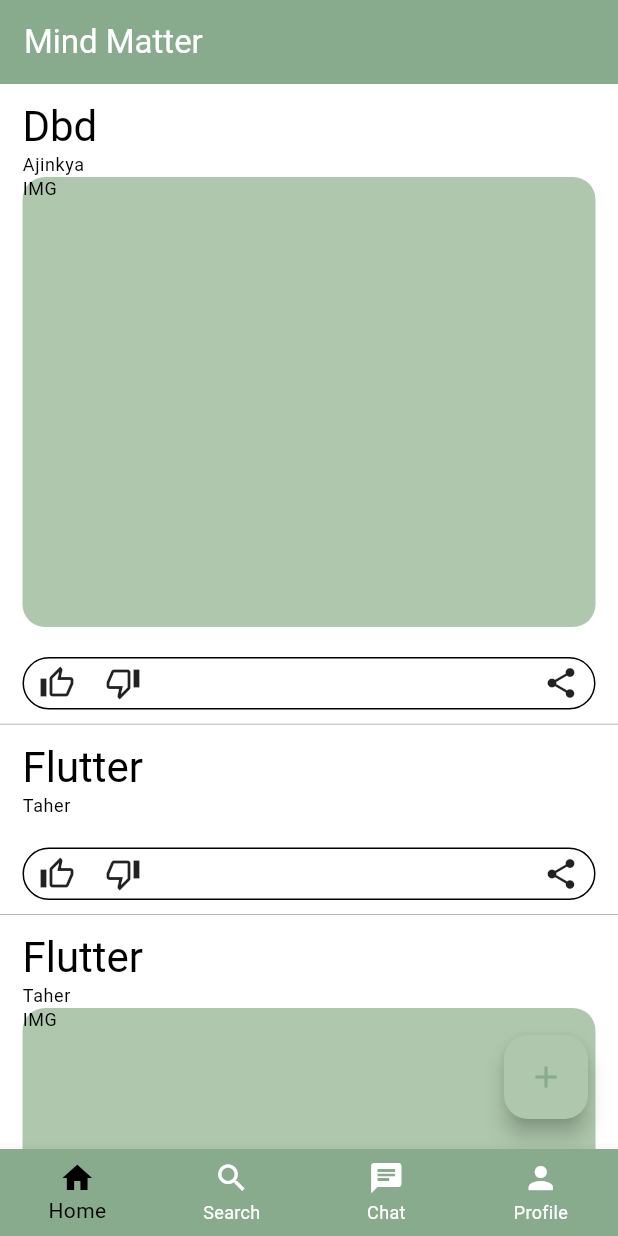
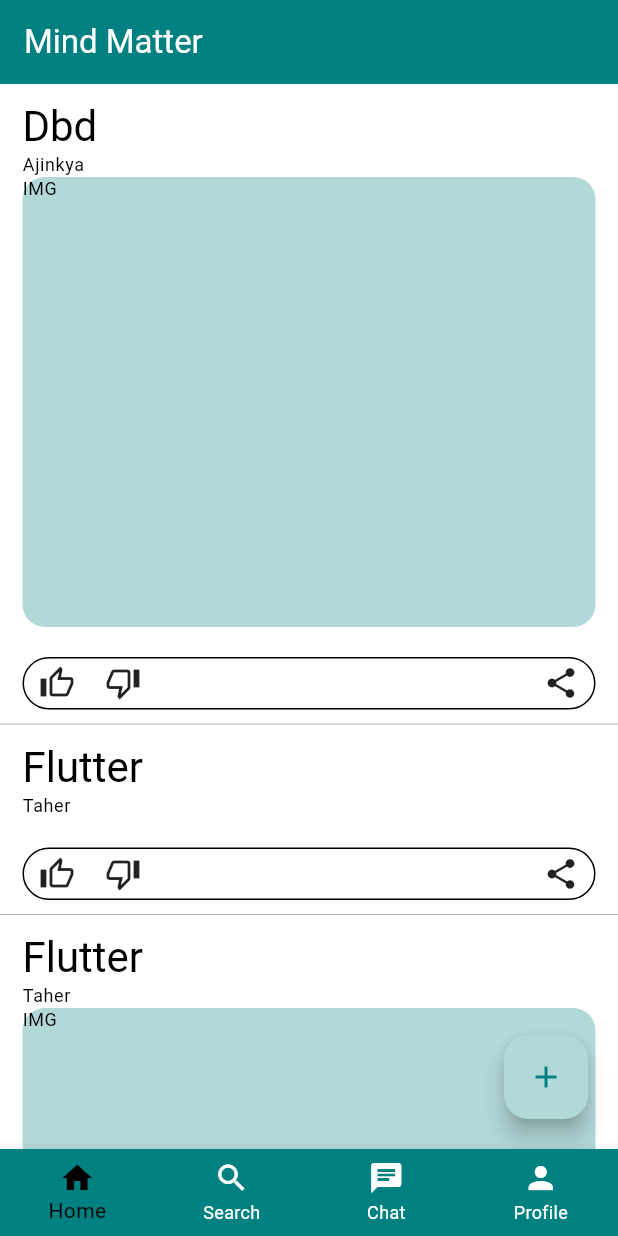
Before and after one commit to Ajinkya1029/Mind_Matters, a Flutter app: the screen it shows after launch, on a phone screen of 412 x 824 dp. Run offline on Flutter 3.47's test engine with Material 3 defaults, Android fonts, the phone set to English and light mode, and no system bars.

Commit message:
3rd Commit

```diff
--- a/lib/component/room_item.dart
+++ b/lib/component/room_item.dart
@@ -4,8 +4,9 @@ import 'package:flutter/material.dart';
 import 'package:mind_matters/models/room_model.dart';
 
 class RoomItem extends StatefulWidget {
-  RoomItem(this.room, {super.key});
+  RoomItem(this.room, this.showThread, {super.key});
   final Room room;
+  final Function showThread;
 
   @override
   State<RoomItem> createState() => _RoomItemState();
@@ -15,7 +16,11 @@ class _RoomItemState extends State<RoomItem> {
   int like = 0;
   @override
   Widget build(BuildContext context) {
-    return Container(
+    return GestureDetector(
+      onDoubleTap: () {
+        widget.showThread(widget.room);
+      },
+      child: Container(
         decoration: BoxDecoration(color: Colors.white, boxShadow: [
           BoxShadow(color: Colors.grey.withOpacity(1), spreadRadius: 0.5)
         ]),
@@ -97,6 +102,7 @@ class _RoomItemState extends State<RoomItem> {
                 ),
               ),
             ]),
+      ),
     );
   }
 }
--- a/lib/main.dart
+++ b/lib/main.dart
@@ -1,5 +1,6 @@
 import 'package:flutter/material.dart';
 import 'package:mind_matters/screens/home_screen.dart';
+import 'package:mind_matters/screens/thread_screen.dart';
 
 void main() {
   runApp(const MyApp());
@@ -19,21 +20,21 @@ class MyApp extends StatelessWidget {
       theme: ThemeData(
         colorScheme: const ColorScheme(
           brightness: Brightness.light,
-          primary: Color.fromRGBO(136, 171, 142, 1),
-          onPrimary: Color.fromRGBO(136, 171, 142, 1),
-          secondary: Color.fromRGBO(175, 200, 173, 1),
-          onSecondary: Color.fromRGBO(175, 200, 173, 1),
+          primary: Color.fromRGBO(0, 128, 128, 1),
+          onPrimary: Color.fromRGBO(0, 128, 128, 1),
+          secondary: Color.fromRGBO(178, 216, 216, 1),
+          onSecondary: Color.fromRGBO(1, 3, 0, 1),
           error: Colors.black,
           onError: Colors.black,
-          background: Color.fromRGBO(242, 241, 235, 1),
+          background: Color.fromRGBO(251, 251, 251, 1),
           onBackground: Color.fromRGBO(242, 241, 235, 1),
-          surface: Color.fromRGBO(238, 231, 218, 1),
-          onSurface: Color.fromRGBO(238, 231, 218, 1),
+          surface: Color.fromRGBO(254, 254, 254, 1),
+          onSurface: Color.fromRGBO(255, 255, 255, 1),
         ),
         bottomNavigationBarTheme: const BottomNavigationBarThemeData(
           unselectedItemColor: Colors.white,
           selectedItemColor: Colors.black,
-          backgroundColor: Color.fromRGBO(136, 171, 142, 1),
+          backgroundColor: Color.fromRGBO(0, 128, 128, 1),
         ),
         textTheme: const TextTheme(
              bodyText1: TextStyle(color: Colors.black),
--- a/lib/screens/forum_screen.dart
+++ b/lib/screens/forum_screen.dart
@@ -2,23 +2,29 @@ import 'package:flutter/material.dart';
 import 'package:mind_matters/component/add_post.dart';
 import 'package:mind_matters/component/room_item.dart';
 
-import 'package:mind_matters/data/thread_dummydata.dart';
+import 'package:mind_matters/data/rooms_dummydata.dart';
+import 'package:mind_matters/screens/thread_screen.dart';
+import 'package:mind_matters/models/room_model.dart';
 
 class Rooms extends StatefulWidget {
   Rooms({super.key});
+
   @override
   State<Rooms> createState() => _RoomState();
 }
 
 class _RoomState extends State<Rooms> {
-  void addPostOverlay(){
-    showModalBottomSheet(context: context, builder: (context)=>AddPost());
+  void addPostOverlay() {
+    showModalBottomSheet(context: context, builder: (context) => AddPost());
+  }
+  void _showThread(Room room){
+Navigator.push(context, MaterialPageRoute(builder: (context)=>ThreadScreen(room,_showThread)));
+  }
 
-  }
   @override
   Widget build(BuildContext context) {
     return Container(
-    color: Theme.of(context).colorScheme.secondary,
+      color: Theme.of(context).colorScheme.secondary,
       child: Column(
         crossAxisAlignment: CrossAxisAlignment.end,
         children: <Widget>[
@@ -26,7 +32,7 @@ class _RoomState extends State<Rooms> {
             child: Stack(
               children: <Widget>[
                 ListView.builder(
-                  itemBuilder: (ctx, index) => RoomItem(thread[index]),
+                  itemBuilder: (ctx, index) => RoomItem(thread[index],_showThread),
                   itemCount: thread.length,
                 ),
                 Positioned(
@@ -35,7 +41,8 @@ class _RoomState extends State<Rooms> {
                     child: Padding(
                       padding: EdgeInsets.all(20),
                       child: FloatingActionButton(
-                        backgroundColor: Theme.of(context).colorScheme.secondary,
+                        backgroundColor:
+                            Theme.of(context).colorScheme.secondary,
                         onPressed: addPostOverlay,
                         child: Icon(Icons.add),
                       ),
--- a/lib/screens/home_screen.dart
+++ b/lib/screens/home_screen.dart
@@ -1,23 +1,44 @@
 import 'package:flutter/material.dart';
 import 'package:mind_matters/screens/forum_screen.dart';
+import 'package:mind_matters/component/add_post.dart';
 
 class HomePage extends StatefulWidget {
   HomePage({super.key});
   @override
-State<HomePage>createState()=>_HomePageState();
+  State<HomePage> createState() => _HomePageState();
 }
-class _HomePageState extends State<HomePage>{
-  int _selected_index=0;
-  void _onItemTapped(int index){
+
+class _HomePageState extends State<HomePage> {
+  var _selected_index=0;
+  void _onItemTapped(int index) {
     setState(() {
-      _selected_index=index;
+      _selected_index = index;
+
+
     });
   }
- final List<Widget> _pages=[Rooms(),Container(color: Color.fromRGBO(175, 200, 173, 1),child: Text("Search"),),Container(child: Text("Chat"),),Container(child: Text("Profile"),)];
+
+  final List<Widget> _pages = [
+    Rooms(),
+    Container(
+      color: Color.fromRGBO(175, 200, 173, 1),
+      child: Text("Search"),
+    ),
+    Container(
+      child: Text("Chat"),
+    ),
+    Container(
+      child: Text("Profile"),
+    ),
+    AddPost()
+  ];
+
   @override
   Widget build(BuildContext context) {
+
+
     return Scaffold(
-      resizeToAvoidBottomInset:true,
+      resizeToAvoidBottomInset: true,
       appBar: AppBar(
         title: const Text(
           "Mind Matter",
@@ -34,7 +55,7 @@ class _HomePageState extends State<HomePage>{
           BottomNavigationBarItem(icon: Icon(Icons.home), label: "Home"),
           BottomNavigationBarItem(icon: Icon(Icons.search), label: "Search"),
           BottomNavigationBarItem(icon: Icon(Icons.chat), label: "Chat"),
-           BottomNavigationBarItem(icon: Icon(Icons.person), label: "Profile")
+          BottomNavigationBarItem(icon: Icon(Icons.person), label: "Profile")
         ],
       ),
     );
```
Also changed, not shown: lib/component/add_post.dart (+3 -4 lines), lib/data/threadC_dummydata.dart (added, +8 -0 lines), lib/data/threadP_dummydata.dart (added, +7 -0 lines), lib/models/thread_model.dart (added, +8 -0 lines), lib/screens/thread_screen.dart (added, +27 -0 lines), lib/data/rooms_dummydata.dart (renamed from lib/data/thread_dummydata.dart). Lines whose indentation alone changed are shown as unchanged.
